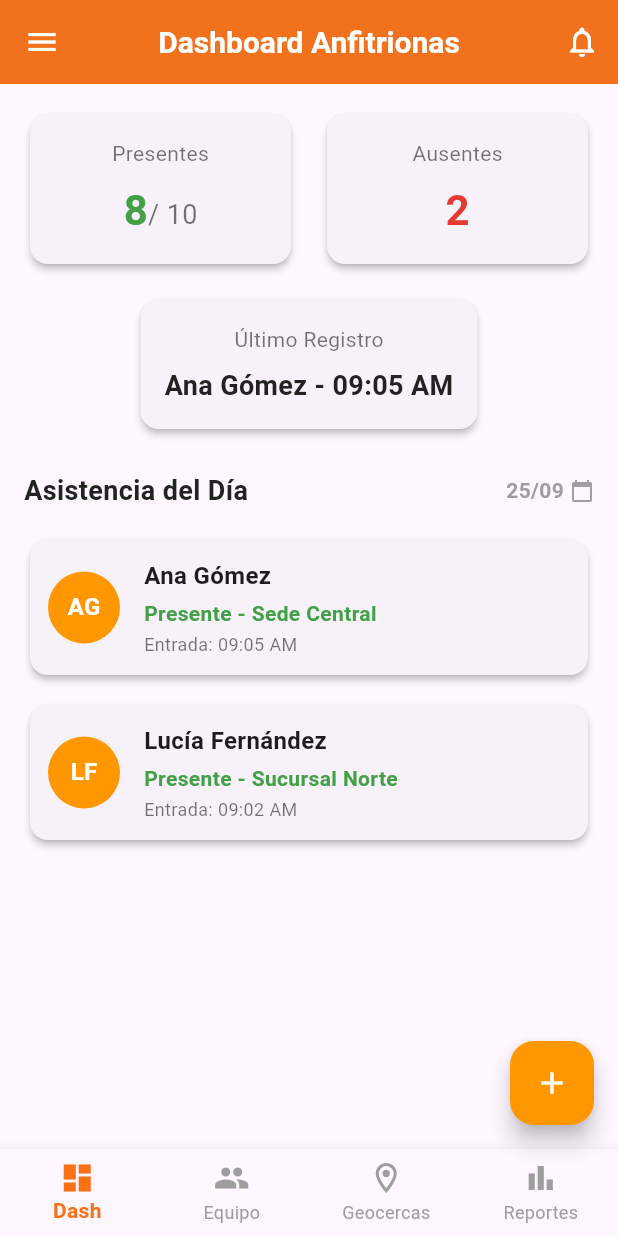
After one commit to jincol/motify, a Flutter app: the AdminAnfitrionaDashboardScreen screen opened directly, on a phone screen of 412 x 824 dp. The commit adds this screen. Run offline on Flutter 3.47's test engine with Material 3 defaults, Android fonts, the phone set to English and light mode, and no system bars; our stand-ins replace dio, flutter_riverpod, flutter_secure_storage, font_awesome_flutter, geolocator, image_picker and 2 more; accounts and stored records are empty.

Commit message:
admin_anfitriona_add

```diff
--- /dev/null
+++ b/lib/core/widgets/panel_app_bar.dart
@@ -0,0 +1,45 @@
+import 'package:flutter/material.dart';
+
+class PanelAppBar extends StatelessWidget implements PreferredSizeWidget {
+  final String title;
+  final List<Widget>? actions;
+  final Color backgroundColor;
+  final Color textColor;
+
+  const PanelAppBar({
+    super.key,
+    required this.title,
+    this.actions,
+    this.backgroundColor = const Color(0xFFF97316),
+    this.textColor = Colors.white,
+  });
+
+  @override
+  Widget build(BuildContext context) {
+    return AppBar(
+      backgroundColor: backgroundColor,
+      elevation: 1.0,
+      leading: Builder(
+        builder: (context) => IconButton(
+          icon: Icon(Icons.menu, color: textColor),
+          onPressed: () {
+            Scaffold.of(context).openDrawer();
+          },
+        ),
+      ),
+      title: Text(
+        title,
+        style: TextStyle(
+          color: textColor,
+          fontWeight: FontWeight.bold,
+          fontSize: 20,
+        ),
+      ),
+      centerTitle: true,
+      actions: actions,
+    );
+  }
+
+  @override
+  Size get preferredSize => const Size.fromHeight(kToolbarHeight);
+}
--- /dev/null
+++ b/lib/features/admin_hostess/presentation/screens/admin_anfitriona_dashboard_screen.dart
@@ -0,0 +1,286 @@
+import 'package:flutter/material.dart';
+import '../../../../core/widgets/panel_app_bar.dart';
+import '../../../../core/widgets/main_drawer.dart';
+import 'package:motify/features/admin_hostess/presentation/widgets/bottom_nav_bar.dart';
+
+/// Colores corporativos (ajusta si tienes un archivo de tema global)
+const Color kPrimaryColor = Color(0xFFFF9800); // Naranja Motify
+const Color kBackgroundColor = Color(0xFFFFF8F0);
+const Color kCardColor = Colors.white;
+const Color kAccentColor = Color(0xFF222222);
+const Color kKpiPresentColor = Color(0xFF43A047); // Verde
+const Color kKpiAbsentColor = Color(0xFFE53935); // Rojo
+
+class AdminAnfitrionaDashboardScreen extends StatelessWidget {
+  const AdminAnfitrionaDashboardScreen({super.key});
+
+  @override
+  Widget build(BuildContext context) {
+    return Scaffold(
+      drawer: const MainDrawer(),
+      appBar: const PanelAppBar(
+        title: 'Dashboard Anfitrionas',
+        actions: [
+          IconButton(
+            icon: Icon(Icons.notifications_none, color: Colors.white),
+            onPressed: null,
+          ),
+        ],
+      ),
+      body: SingleChildScrollView(
+        padding: const EdgeInsets.all(16.0),
+        child: Column(
+          crossAxisAlignment: CrossAxisAlignment.start,
+          children: [
+            _AttendanceKpis(),
+            const SizedBox(height: 24),
+            _AttendanceList(),
+          ],
+        ),
+      ),
+      floatingActionButton: FloatingActionButton(
+        onPressed: () {},
+        backgroundColor: kPrimaryColor,
+        child: const Icon(Icons.add, color: Colors.white),
+      ),
+      bottomNavigationBar: AdminHostessBottomNavBar(
+        currentIndex: 0, // o el índice actual de la pestaña
+        onTap: (index) {
+          // tu lógica de navegación aquí
+        },
+      ),
+    );
+  }
+}
+
+/// KPIs de asistencia
+class _AttendanceKpis extends StatelessWidget {
+  @override
+  Widget build(BuildContext context) {
+    return Column(
+      children: [
+        Row(
+          children: [
+            Expanded(
+              child: _KpiCard(
+                title: 'Presentes',
+                value: '8',
+                subtitle: '/ 10',
+                valueColor: kKpiPresentColor,
+              ),
+            ),
+            const SizedBox(width: 16),
+            Expanded(
+              child: _KpiCard(
+                title: 'Ausentes',
+                value: '2',
+                valueColor: kKpiAbsentColor,
+              ),
+            ),
+          ],
+        ),
+        const SizedBox(height: 16),
+        Card(
+          elevation: 2,
+          shape: RoundedRectangleBorder(
+            borderRadius: BorderRadius.circular(12),
+          ),
+          child: Padding(
+            padding: const EdgeInsets.all(16.0),
+            child: Column(
+              children: const [
+                Text(
+                  'Último Registro',
+                  style: TextStyle(color: Colors.black54, fontSize: 14),
+                ),
+                SizedBox(height: 8),
+                Text(
+                  'Ana Gómez - 09:05 AM',
+                  style: TextStyle(
+                    fontWeight: FontWeight.bold,
+                    fontSize: 18,
+                    color: kAccentColor,
+                  ),
+                ),
+              ],
+            ),
+          ),
+        ),
+      ],
+    );
+  }
+}
+
+class _KpiCard extends StatelessWidget {
+  final String title;
+  final String value;
+  final String? subtitle;
+  final Color valueColor;
+
+  const _KpiCard({
+    required this.title,
+    required this.value,
+    this.subtitle,
+    this.valueColor = kAccentColor,
+  });
+
+  @override
+  Widget build(BuildContext context) {
+    return Card(
+      elevation: 2,
+      shape: RoundedRectangleBorder(borderRadius: BorderRadius.circular(12)),
+      child: Padding(
+        padding: const EdgeInsets.all(16.0),
+        child: Column(
+          children: [
+            Text(
+              title,
+              style: const TextStyle(color: Colors.black54, fontSize: 14),
+            ),
+            const SizedBox(height: 8),
+            Row(
+              mainAxisAlignment: MainAxisAlignment.center,
+              crossAxisAlignment: CrossAxisAlignment.baseline,
+              textBaseline: TextBaseline.alphabetic,
+              children: [
+                Text(
+                  value,
+                  style: TextStyle(
+                    fontWeight: FontWeight.bold,
+                    fontSize: 28,
+                    color: valueColor,
+                  ),
+                ),
+                if (subtitle != null)
+                  Text(
+                    subtitle!,
+                    style: const TextStyle(fontSize: 18, color: Colors.black54),
+                  ),
+              ],
+            ),
+          ],
+        ),
+      ),
+    );
+  }
+}
+
+/// Lista de asistencias del día
+class _AttendanceList extends StatelessWidget {
+  @override
+  Widget build(BuildContext context) {
+    return Column(
+      crossAxisAlignment: CrossAxisAlignment.start,
+      children: [
+        Row(
+          mainAxisAlignment: MainAxisAlignment.spaceBetween,
+          children: [
+            const Text(
+              'Asistencia del Día',
+              style: TextStyle(
+                fontWeight: FontWeight.bold,
+                fontSize: 18,
+                color: kAccentColor,
+              ),
+            ),
+            Row(
+              children: [
+                Text(
+                  '25/09',
+                  style: TextStyle(
+                    color: Colors.grey,
+                    fontWeight: FontWeight.bold,
+                  ),
+                ),
+                const SizedBox(width: 4),
+                const Icon(Icons.calendar_today, size: 16, color: Colors.grey),
+              ],
+            ),
+          ],
+        ),
+        const SizedBox(height: 16),
+        _EmployeeAttendanceCard(
+          name: 'Ana Gómez',
+          status: 'Presente - Sede Central',
+          initials: 'AG',
+          time: 'Entrada: 09:05 AM',
+        ),
+        const SizedBox(height: 12),
+        _EmployeeAttendanceCard(
+          name: 'Lucía Fernández',
+          status: 'Presente - Sucursal Norte',
+          initials: 'LF',
+          time: 'Entrada: 09:02 AM',
+        ),
+      ],
+    );
+  }
+}
+
+class _EmployeeAttendanceCard extends StatelessWidget {
+  final String name;
+  final String status;
+  final String initials;
+  final String time;
+
+  const _EmployeeAttendanceCard({
+    required this.name,
+    required this.status,
+    required this.initials,
+    required this.time,
+  });
+
+  @override
+  Widget build(BuildContext context) {
+    return Card(
+      elevation: 2,
+      shape: RoundedRectangleBorder(borderRadius: BorderRadius.circular(12)),
+      child: Padding(
+        padding: const EdgeInsets.all(12.0),
+        child: Row(
+          children: [
+            CircleAvatar(
+              radius: 24,
+              backgroundColor: kPrimaryColor,
+              child: Text(
+                initials,
+                style: const TextStyle(
+                  color: Colors.white,
+                  fontWeight: FontWeight.bold,
+                ),
+              ),
+            ),
+            const SizedBox(width: 16),
+            Expanded(
+              child: Column(
+                crossAxisAlignment: CrossAxisAlignment.start,
+                children: [
+                  Text(
+                    name,
+                    style: const TextStyle(
+                      fontWeight: FontWeight.bold,
+                      fontSize: 16,
+                    ),
+                  ),
+                  const SizedBox(height: 4),
+                  Text(
+                    status,
+                    style: const TextStyle(
+                      color: kKpiPresentColor,
+                      fontWeight: FontWeight.bold,
+                    ),
+                  ),
+                  const SizedBox(height: 2),
+                  Text(
+                    time,
+                    style: const TextStyle(color: Colors.black54, fontSize: 12),
+                  ),
+                ],
+              ),
+            ),
+          ],
+        ),
+      ),
+    );
+  }
+}
--- /dev/null
+++ b/lib/features/admin_hostess/presentation/widgets/bottom_nav_bar.dart
@@ -0,0 +1,33 @@
+import 'package:flutter/material.dart';
+
+class AdminHostessBottomNavBar extends StatelessWidget {
+  final int currentIndex;
+  final ValueChanged<int> onTap;
+
+  const AdminHostessBottomNavBar({
+    super.key,
+    required this.currentIndex,
+    required this.onTap,
+  });
+
+  @override
+  Widget build(BuildContext context) {
+    return BottomNavigationBar(
+      currentIndex: currentIndex,
+      onTap: onTap,
+      type: BottomNavigationBarType.fixed,
+      selectedItemColor: const Color(0xFFF97316),
+      unselectedItemColor: Colors.grey[500],
+      selectedLabelStyle: const TextStyle(fontWeight: FontWeight.bold),
+      items: const [
+        BottomNavigationBarItem(icon: Icon(Icons.dashboard), label: 'Dash'),
+        BottomNavigationBarItem(icon: Icon(Icons.people), label: 'Equipo'),
+        BottomNavigationBarItem(
+          icon: Icon(Icons.location_on_outlined),
+          label: 'Geocercas',
+        ),
+        BottomNavigationBarItem(icon: Icon(Icons.bar_chart), label: 'Reportes'),
+      ],
+    );
+  }
+}
--- /dev/null
+++ b/lib/features/admin_hostess/presentation/widgets/employee_attendance_card.dart
@@ -0,0 +1,74 @@
+import 'package:flutter/material.dart';
+
+class EmployeeAttendanceCard extends StatelessWidget {
+  final String name;
+  final String status;
+  final String initials;
+  final String time;
+  final Color avatarColor;
+  final Color statusColor;
+
+  const EmployeeAttendanceCard({
+    super.key,
+    required this.name,
+    required this.status,
+    required this.initials,
+    required this.time,
+    this.avatarColor = const Color(0xFFF97316),
+    this.statusColor = const Color(0xFF43A047),
+  });
+
+  @override
+  Widget build(BuildContext context) {
+    return Card(
+      elevation: 2,
+      shape: RoundedRectangleBorder(borderRadius: BorderRadius.circular(12)),
+      child: Padding(
+        padding: const EdgeInsets.all(12.0),
+        child: Row(
+          children: [
+            CircleAvatar(
+              radius: 24,
+              backgroundColor: avatarColor,
+              child: Text(
+                initials,
+                style: const TextStyle(
+                  color: Colors.white,
+                  fontWeight: FontWeight.bold,
+                ),
+              ),
+            ),
+            const SizedBox(width: 16),
+            Expanded(
+              child: Column(
+                crossAxisAlignment: CrossAxisAlignment.start,
+                children: [
+                  Text(
+                    name,
+                    style: const TextStyle(
+                      fontWeight: FontWeight.bold,
+                      fontSize: 16,
+                    ),
+                  ),
+                  const SizedBox(height: 4),
+                  Text(
+                    status,
+                    style: TextStyle(
+                      color: statusColor,
+                      fontWeight: FontWeight.bold,
+                    ),
+                  ),
+                  const SizedBox(height: 2),
+                  Text(
+                    time,
+                    style: const TextStyle(color: Colors.black54, fontSize: 12),
+                  ),
+                ],
+              ),
+            ),
+          ],
+        ),
+      ),
+    );
+  }
+}
--- /dev/null
+++ b/lib/features/admin_hostess/presentation/widgets/kpi_card.dart
@@ -0,0 +1,56 @@
+import 'package:flutter/material.dart';
+
+class KpiCard extends StatelessWidget {
+  final String title;
+  final String value;
+  final String? subtitle;
+  final Color valueColor;
+
+  const KpiCard({
+    super.key,
+    required this.title,
+    required this.value,
+    this.subtitle,
+    this.valueColor = const Color(0xFF222222),
+  });
+
+  @override
+  Widget build(BuildContext context) {
+    return Card(
+      elevation: 2,
+      shape: RoundedRectangleBorder(borderRadius: BorderRadius.circular(12)),
+      child: Padding(
+        padding: const EdgeInsets.all(16.0),
+        child: Column(
+          children: [
+            Text(
+              title,
+              style: const TextStyle(color: Colors.black54, fontSize: 14),
+            ),
+            const SizedBox(height: 8),
+            Row(
+              mainAxisAlignment: MainAxisAlignment.center,
+              crossAxisAlignment: CrossAxisAlignment.baseline,
+              textBaseline: TextBaseline.alphabetic,
+              children: [
+                Text(
+                  value,
+                  style: TextStyle(
+                    fontWeight: FontWeight.bold,
+                    fontSize: 28,
+                    color: valueColor,
+                  ),
+                ),
+                if (subtitle != null)
+                  Text(
+                    subtitle!,
+                    style: const TextStyle(fontSize: 18, color: Colors.black54),
+                  ),
+              ],
+            ),
+          ],
+        ),
+      ),
+    );
+  }
+}
--- a/lib/main.dart
+++ b/lib/main.dart
@@ -4,10 +4,11 @@ import 'features/auth/application/auth_notifier.dart';
 import 'features/auth/application/auth_state.dart';
 import 'features/auth/presentation/screens/login_screen.dart';
 import 'features/auth/presentation/screens/home_screen.dart';
+import 'features/motorizado/presentation/screens/jornada_control_screen.dart';
+import 'features/admin_motorized/presentation/screens/admin_main_screen.dart';
 import 'features/motorizado/presentation/screens/motorizado_dashboard_screen.dart';
-import 'features/motorizado/presentation/screens/jornada_control_screen.dart';
+import 'features/admin_hostess/presentation/screens/admin_anfitriona_dashboard_screen.dart';
 import 'package:motify/features/anfitriona/presentation/screens/asistencia_anfitriona_screen.dart';
-import 'features/admin_motorized/presentation/screens/admin_main_screen.dart';
 
 void main() {
   runApp(const ProviderScope(child: MotifyApp()));
@@ -34,8 +35,8 @@ class MotifyApp extends ConsumerWidget {
         homeWidget = const AdminMotorizadoMainScreen();
         // } else if (authState.role?.toLowerCase() == 'super_admin') {
         //   homeWidget = const SuperAdminDashboardScreen();
-        // } else if (authState.role?.toLowerCase() == 'admin_anfitriona') {
-        //   homeWidget = const AdminAnfitrionaDashboardScreen();
+      } else if (authState.role?.toLowerCase() == 'admin_anfitriona') {
+        homeWidget = const AdminAnfitrionaDashboardScreen();
       } else {
         homeWidget = const HomeScreen();
       }
```
